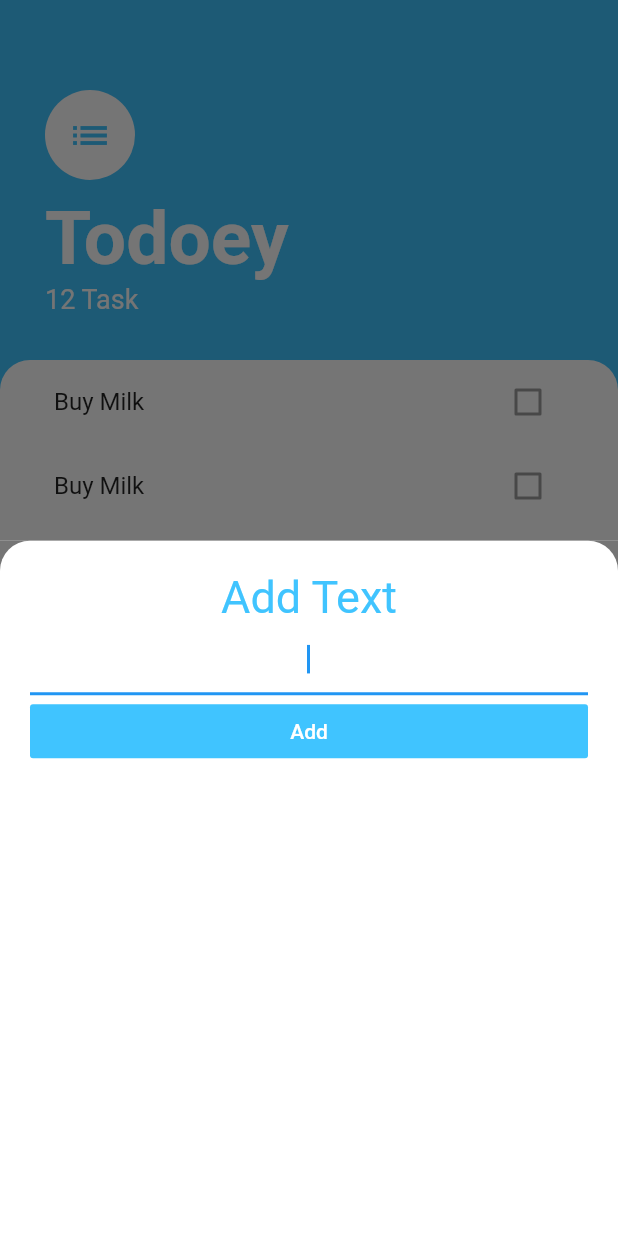
After one commit to adamprabowo/my_todolist_flutter, a Flutter app: the screen it shows after launch, after a tap on the "add" icon, on a phone screen of 412 x 824 dp. The commit adds this screen. Run offline on Flutter 3.47's test engine with Material 2 defaults, Android fonts, the phone set to English and light mode, and no system bars.

Commit message:
Menambahkan Bottom Sheet Screen

```diff
--- /dev/null
+++ b/lib/screens/add_task_screen.dart
@@ -0,0 +1,45 @@
+import 'package:flutter/material.dart';
+
+class AddTaskScreen extends StatelessWidget {
+  @override
+  Widget build(BuildContext context) {
+    return Container(
+      color: Color(0xFF757575),
+      child: Container(
+        padding: EdgeInsets.all(20.0),
+        decoration: BoxDecoration(
+          color: Colors.white,
+          borderRadius: BorderRadius.only(
+            topLeft: Radius.circular(20.0),
+            topRight: Radius.circular(20.0),
+          ),
+        ),
+        child: Column(
+          crossAxisAlignment: CrossAxisAlignment.stretch,
+          children: <Widget>[
+            Text(
+              'Add Text',
+              textAlign: TextAlign.center,
+              style: TextStyle(
+                fontSize: 30.0,
+                color: Colors.lightBlueAccent,
+              ),
+            ),
+            TextField(
+              autofocus: true,
+              textAlign: TextAlign.center,
+            ),
+            FlatButton(
+              child: Text(
+                'Add',
+                style: TextStyle(color: Colors.white),
+              ),
+              color: Colors.lightBlueAccent,
+              onPressed: () {},
+            ),
+          ],
+        ),
+      ),
+    );
+  }
+}
--- a/lib/screens/task_screen.dart
+++ b/lib/screens/task_screen.dart
@@ -1,6 +1,7 @@
 import 'package:flutter/material.dart';
 
 import '../widgets/task_list.dart';
+import './add_task_screen.dart';
 
 class TaskScreen extends StatelessWidget {
   @override
@@ -8,9 +9,12 @@ class TaskScreen extends StatelessWidget {
     return Scaffold(
       backgroundColor: Colors.lightBlueAccent,
       floatingActionButton: FloatingActionButton(
-        onPressed: null,
         backgroundColor: Colors.lightBlueAccent,
         child: Icon(Icons.add),
+        onPressed: () {
+          showModalBottomSheet(
+              context: context, builder: (context) => AddTaskScreen());
+        },
       ),
       body: Column(
         crossAxisAlignment: CrossAxisAlignment.start,
```
